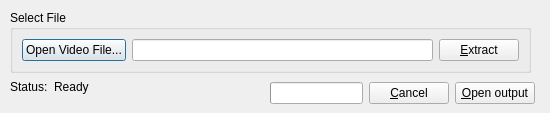
First picture: the form in src/audioextdialog.ui, repository rupeshs/ExMplayer, before the edit.
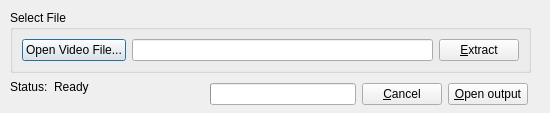
Second picture: the form after the edit. Icons and pictures are not drawn.

Patch:
```diff
--- a/src/audioextdialog.ui
+++ b/src/audioextdialog.ui
@@ -96,13 +96,13 @@
     </item>
    </layout>
   </widget>
-  <widget class="QWidget" name="">
+  <widget class="QWidget" name="layoutWidget">
    <property name="geometry">
     <rect>
-     <x>270</x>
+     <x>210</x>
      <y>80</y>
-     <width>265</width>
-     <height>26</height>
+     <width>318</width>
+     <height>29</height>
     </rect>
    </property>
    <layout class="QHBoxLayout" name="horizontalLayout_2">
```
